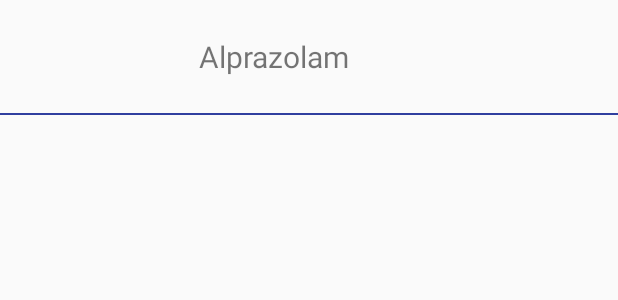
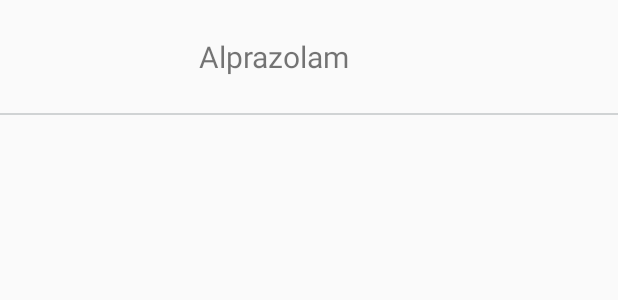
Before and after one commit to tjtmf1/DrugDict_2018, an Android app: the layout taking_drug_layout.xml on its own in the app's theme, with its tools: preview values and no code run, on a phone screen of 412 x 824 dp. Shown: the top 300 px of the screen. Run offline under Robolectric (Android 15) with nearby library versions, the phone set to English and light mode, and no system bars.

Commit message:
복용 약 Item Layout 수정 - Underline Color 변경

```diff
--- a/app/src/main/res/layout/taking_drug_layout.xml
+++ b/app/src/main/res/layout/taking_drug_layout.xml
@@ -30,6 +30,6 @@
     <View
         android:layout_width="match_parent"
         android:layout_height="1dp"
-        android:background="@color/colorPrimaryDark"/>
+        android:background="@color/colorUnderLine"/>
 
 </LinearLayout>
```
